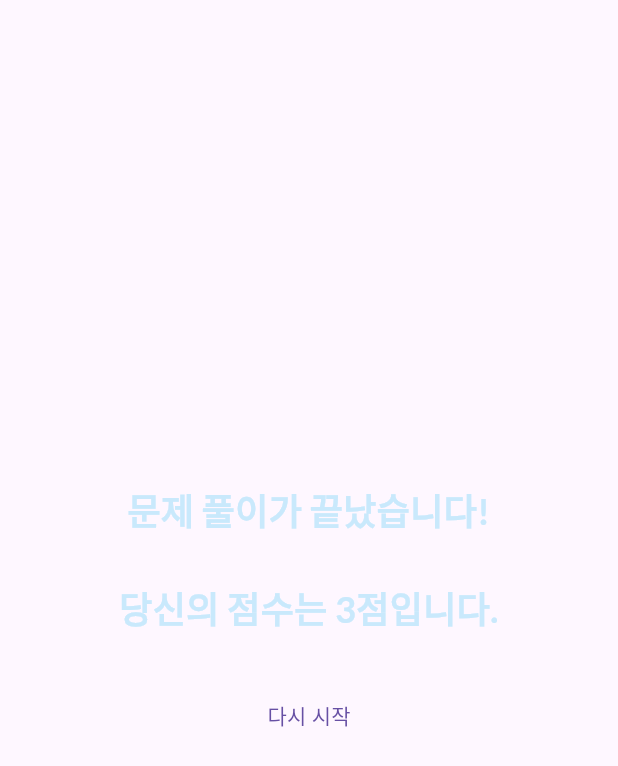
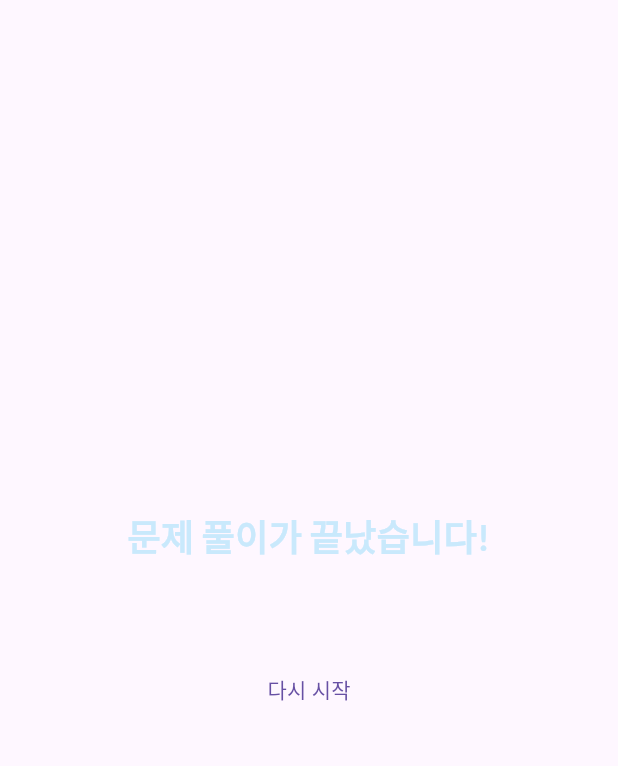
Before and after one commit to WebKBS/flutter-learn, a Flutter app: the ResultsScreen widget shown alone on an empty page, opened directly with empty values, on a phone screen of 412 x 824 dp. Shown: the top 766 px of the screen. Run offline on Flutter 3.47's test engine with Material 3 defaults, Android fonts, the phone set to English and light mode, and no system bars; our stand-ins replace google_fonts.

Commit message:
결과값 출력

```diff
--- a/advanced_basics/lib/quiz.dart
+++ b/advanced_basics/lib/quiz.dart
@@ -34,7 +34,7 @@ class _QuizState extends State<Quiz> {
 
     if (selectedAnswers.length == questions.length) {
       setState(() {
-        selectedAnswers = [];
+        // selectedAnswers = [];
         activeScreen = 'results-screen';
       });
     }
--- a/advanced_basics/lib/results_screen.dart
+++ b/advanced_basics/lib/results_screen.dart
@@ -1,5 +1,5 @@
 import 'package:advanced_basics/data/questions.dart';
-import 'package:advanced_basics/models/quiz_question.dart';
+import 'package:advanced_basics/questions_summary.dart';
 import 'package:flutter/material.dart';
 import 'package:google_fonts/google_fonts.dart';
 
@@ -24,7 +24,11 @@ class ResultsScreen extends StatelessWidget {
   }
 
   @override
-  Widget build(context) {
+  Widget build(BuildContext context) {
+    final summaryData = getSummaryData();
+    final numTotalQuestions = questions.length;
+    final numCorrectQuestions = 0;
+
     return SizedBox(
       width: double.infinity,
       child: Container(
@@ -39,12 +43,7 @@ class ResultsScreen extends StatelessWidget {
                       color: const Color.fromARGB(255, 201, 233, 252)),
                   textAlign: TextAlign.center),
               const SizedBox(height: 30),
-              Text("당신의 점수는 3점입니다.",
-                  style: GoogleFonts.lato(
-                      fontSize: 24,
-                      fontWeight: FontWeight.bold,
-                      color: const Color.fromARGB(255, 201, 233, 252)),
-                  textAlign: TextAlign.center),
+              QuestionsSummary(getSummaryData()),
               const SizedBox(height: 30),
               TextButton(onPressed: () {}, child: const Text("다시 시작")),
             ],
```
Also changed, not shown: advanced_basics/lib/questions_summary.dart (added, +34 -0 lines).
